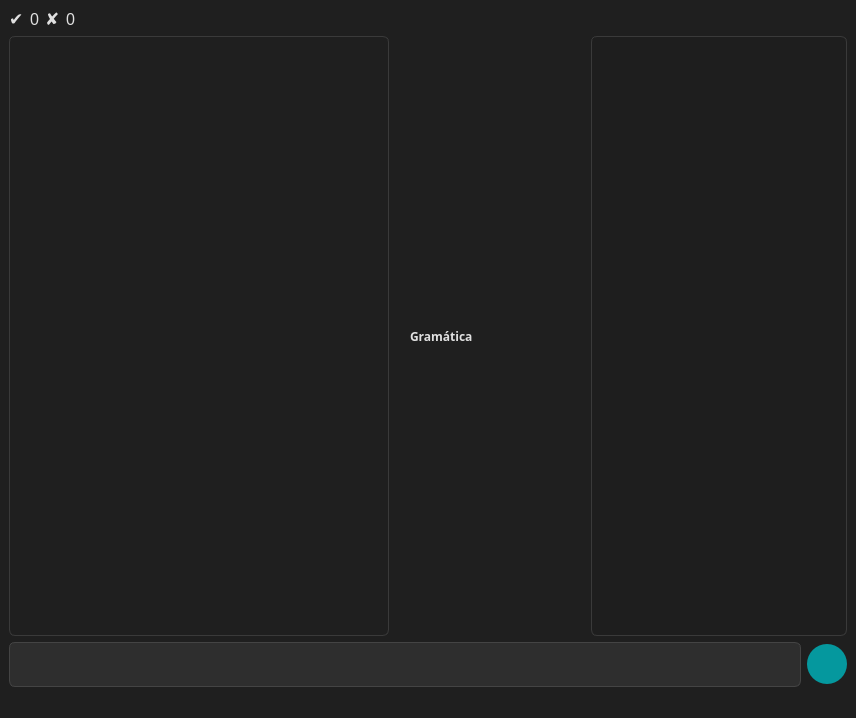
Before: the Qt Designer form src/gui/slrtutorwindow.ui in jose-rZM/SyntaxTutor, drawn with Qt 5.
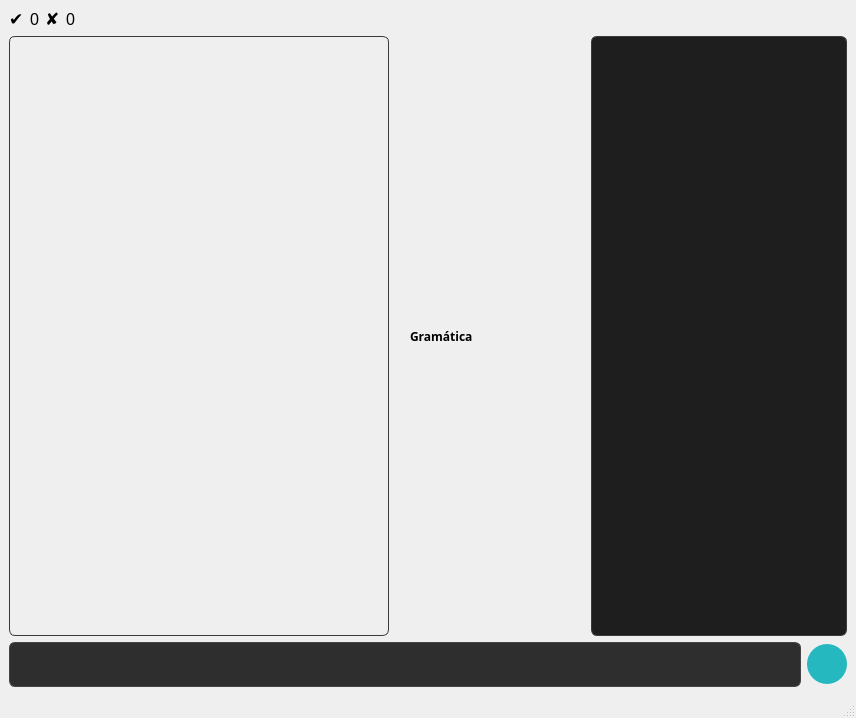
After: the same form once the commit is applied. Icons and pictures are not drawn. Custom widgets are drawn as their Qt base class.

Commit message: refactor: extract general styles

```diff
--- a/src/gui/slrtutorwindow.ui
+++ b/src/gui/slrtutorwindow.ui
@@ -17,10 +17,6 @@
    <iconset resource="resources.qrc">
     <normaloff>:/resources/syntaxtutor.png</normaloff>:/resources/syntaxtutor.png</iconset>
   </property>
-  <property name="styleSheet">
-   <string notr="true">  background-color: #1F1F1F;
-    color: #E0E0E0;</string>
-  </property>
   <widget class="QWidget" name="centralwidget">
    <layout class="QVBoxLayout" name="verticalLayout">
     <item>
```
The commit also changes 6 other files.
